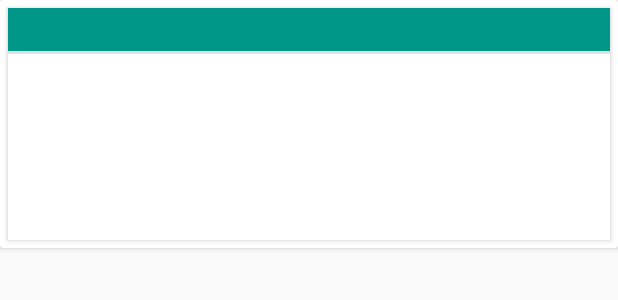
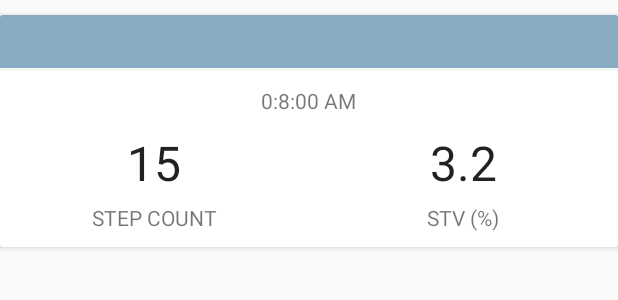
Before and after one commit to jennaleeb/journey_wireframes, an Android app: the layout trial_card.xml on its own in the app's theme, with its tools: preview values and no code run, on a phone screen of 412 x 824 dp. Shown: the top 300 px of the screen. Run offline under Robolectric (Android 15) with nearby library versions, the phone set to English and light mode, and no system bars.

Commit message:
minor aesthetic changes to trial card

```diff
--- a/app/src/main/java/com/uoft/journey/ui/fragment/PatientTrialsFragment.java
+++ b/app/src/main/java/com/uoft/journey/ui/fragment/PatientTrialsFragment.java
@@ -3,19 +3,18 @@ package com.uoft.journey.ui.fragment;
 import android.content.Context;
 import android.content.Intent;
 import android.os.Bundle;
+import android.support.design.widget.FloatingActionButton;
 import android.support.v4.app.Fragment;
 import android.support.v7.widget.LinearLayoutManager;
 import android.support.v7.widget.RecyclerView;
 import android.view.LayoutInflater;
 import android.view.View;
 import android.view.ViewGroup;
-import android.widget.Button;
 
 import com.uoft.journey.R;
 import com.uoft.journey.entity.Trial;
 import com.uoft.journey.service.DataService;
 import com.uoft.journey.ui.activity.AssessmentDetailActivity;
-import com.uoft.journey.ui.activity.DebugMeasureActivity;
 import com.uoft.journey.ui.activity.MeasureActivity;
 import com.uoft.journey.ui.adapter.PatientTrialsListAdapter;
 
@@ -60,7 +59,7 @@ public class PatientTrialsFragment extends Fragment implements PatientTrialsList
         View view = inflater.inflate(R.layout.fragment_patient_trials, container, false);
         mContext = view.getContext();
         setRetainInstance(true);
-        Button newBtn = (Button)view.findViewById(R.id.button_new);
+        FloatingActionButton newBtn = (FloatingActionButton)view.findViewById(R.id.button_new);
         newBtn.setOnClickListener(this);
 
         // List contained in RecyclerView
--- a/app/src/main/res/layout/trial_card.xml
+++ b/app/src/main/res/layout/trial_card.xml
@@ -3,6 +3,7 @@
     android:layout_width="match_parent"
     android:layout_height="wrap_content"
     android:id="@+id/trial_card"
+    android:layout_marginTop="10dp"
     xmlns:android="http://schemas.android.com/apk/res/android">
 
     <LinearLayout
@@ -13,55 +14,111 @@
         android:layout_centerHorizontal="true"
         android:background="@color/windowBackground"
         android:elevation="2dp"
-        android:layout_margin="5dp"
         android:id="@+id/linearLayout" >
+
+    <LinearLayout
+        android:orientation="horizontal"
+        android:layout_width="match_parent"
+        android:layout_height="wrap_content"
+        android:padding="5dp"
+        android:background="@color/colorPrimaryTranslucent"
+        >
+
+        <TextView
+            android:id="@+id/card_title"
+            android:layout_width="wrap_content"
+            android:layout_height="wrap_content"
+            android:textColor="@color/textColorPrimary"
+            android:textSize="18sp"
+            android:paddingLeft="5dp"
+            android:layout_weight="1"/>
 
         <TextView
             android:id="@+id/card_day"
-            android:layout_width="match_parent"
-            android:background="@color/colorAccent"
-            android:textColor="@color/textColorPrimary"
+            android:layout_width="wrap_content"
             android:layout_height="wrap_content"
             android:layout_gravity="end"
             android:gravity="end"
-            android:textSize="16sp"
-            android:padding="3dp"/>
+            android:textSize="18sp"
+            android:paddingRight="5dp"
+            android:textColor="@color/textColorPrimary"
+            android:layout_weight="1"/>
+
+    </LinearLayout>
+
 
         <View
             android:layout_width="match_parent"
             android:layout_height= "2dp"
-            android:background="@color/colorDivider"/>
+            android:background="#12568850">
+        </View>
+
+        <TextView
+            android:layout_width="wrap_content"
+            android:layout_height="wrap_content"
+            android:text="0:8:00 AM"
+            android:id="@+id/card_time"
+            android:layout_gravity="center_horizontal"
+            android:layout_marginTop="10dp"/>
+        <LinearLayout
+            android:orientation="horizontal"
+            android:layout_width="match_parent"
+            android:layout_height="wrap_content"
+            android:layout_marginBottom="10dp"
+            android:layout_marginTop="10dp">
+
             <LinearLayout
                 android:orientation="vertical"
                 android:layout_width="match_parent"
                 android:layout_height="match_parent"
-            android:layout_margin="10dp">
+                android:layout_weight="1">
+
                 <TextView
-                android:id="@+id/card_title"
                     android:layout_width="wrap_content"
                     android:layout_height="wrap_content"
-                android:layout_marginBottom="5dp"
-                android:textColor="@color/textColorHeading"
-                android:textSize="18sp"/>
+                    android:textAppearance="?android:attr/textAppearanceLarge"
+                    android:text="15"
+                    android:id="@+id/step_count_value"
+                    android:layout_gravity="center"
+                    android:textSize="32sp"
+                    android:layout_marginBottom="5dp"/>
+
                 <TextView
-                android:id="@+id/card_line_1"
                     android:layout_width="wrap_content"
                     android:layout_height="wrap_content"
-                android:layout_marginTop="5dp"
-               />
-            <TextView
-                android:id="@+id/card_line_2"
-                android:layout_width="wrap_content"
+                    android:text="STEP COUNT"
+                    android:id="@+id/step_count_label"
+                    android:layout_gravity="center"/>
+
+            </LinearLayout>
+
+            <LinearLayout
+                android:orientation="vertical"
+                android:layout_width="match_parent"
+                android:layout_height="match_parent"
+                android:layout_weight="1">
+
+                <TextView android:layout_width="wrap_content"
                           android:layout_height="wrap_content"
-                android:layout_marginTop="5dp"
-                 />
-            <TextView
-                android:id="@+id/card_line_3"
-                android:layout_width="wrap_content"
+                          android:textAppearance="?android:attr/textAppearanceLarge"
+                          android:text="3.2"
+                          android:id="@+id/stride_var_value"
+                          android:layout_gravity="center"
+                          android:textSize="32sp"
+                          android:layout_marginBottom="5dp"/>
+
+                <TextView android:layout_width="wrap_content"
                           android:layout_height="wrap_content"
-                android:layout_marginTop="5dp"/>
+                          android:text="STV (%)"
+                          android:id="@+id/stride_var_label"
+                          android:layout_gravity="center"/>
+
             </LinearLayout>
 
         </LinearLayout>
 
+
+
+    </LinearLayout>
+
 </android.support.v7.widget.CardView>
--- a/app/src/main/res/values/colors.xml
+++ b/app/src/main/res/values/colors.xml
@@ -2,6 +2,7 @@
 
 <resources>
     <color name="colorPrimary">#125688</color>
+    <color name="colorPrimaryTranslucent">#80125688</color>
     <color name="colorPrimaryDark">#125688</color>
     <color name="textColorPrimary">#FFFFFF</color>
     <color name="textColorHeading">#03A9F4</color>
```
Also changed, not shown: app/src/main/java/com/uoft/journey/ui/adapter/PatientTrialsListAdapter.java (+9 -10 lines), app/src/main/res/layout/fragment_patient_trials.xml (+16 -14 lines), 1 other file. Lines whose indentation alone changed are shown as unchanged.
